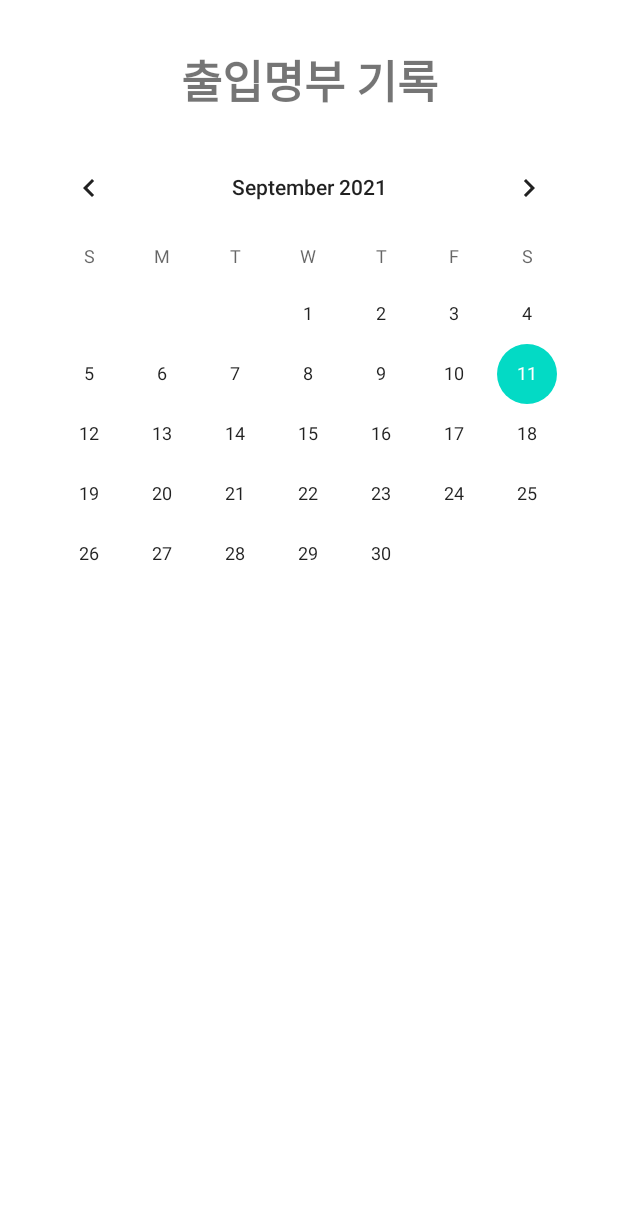
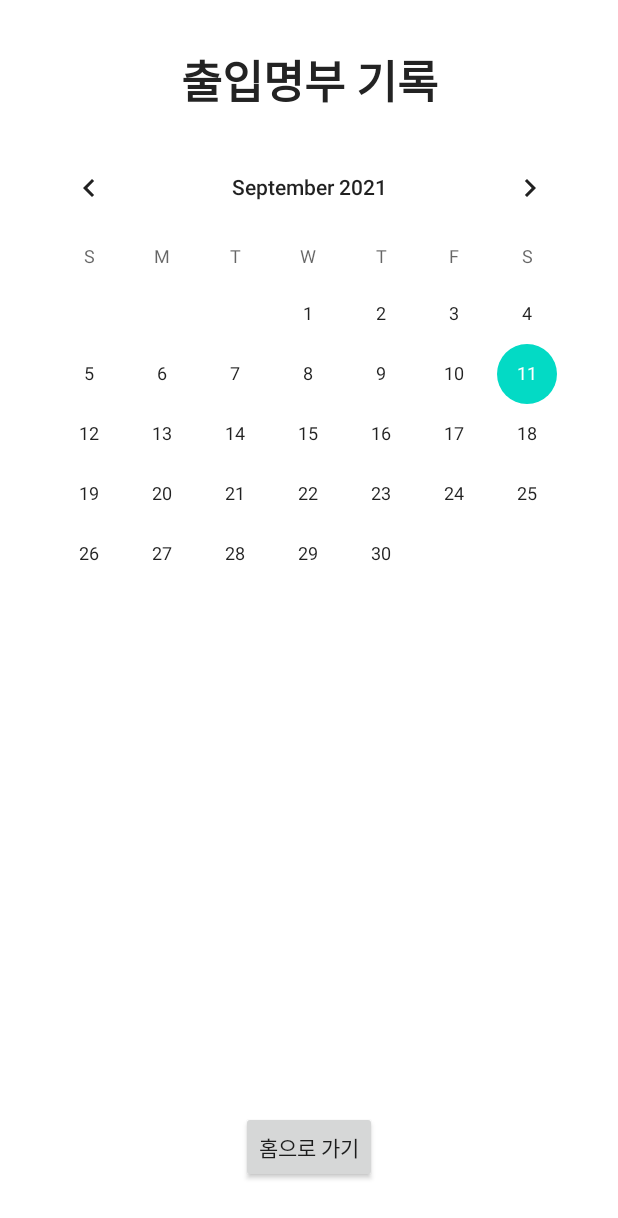
Before and after one commit to Huh21/project_with_a_jump, an Android app: the EntryActivity2 screen opened directly, with no data from a screen before it, on a phone screen of 412 x 824 dp. Shown: the top 1218 px of the screen. Run offline under Robolectric (Android 15) with nearby library versions, the phone set to English and light mode, and no system bars.

Commit message:
1차 전체 코드 병합 (+ 출입명부 코드 추가)

```diff
--- a/app/src/main/res/layout/activity_entry2.xml
+++ b/app/src/main/res/layout/activity_entry2.xml
@@ -1,10 +1,10 @@
 <?xml version="1.0" encoding="utf-8"?>
-<ScrollView xmlns:android="http://schemas.android.com/apk/res/android"
+<LinearLayout xmlns:android="http://schemas.android.com/apk/res/android"
     xmlns:tools="http://schemas.android.com/tools"
     android:layout_width="fill_parent"
     android:layout_height="fill_parent"
     android:orientation="vertical"
-    tools:context=".EntryActivity2">
+    tools:context=".MainActivity2">
 
     <LinearLayout
         android:id="@+id/activity_main"
@@ -18,16 +18,48 @@
             android:layout_width="match_parent"
             android:layout_height="wrap_content"
             android:layout_margin="15dp"
+            android:text="출입명부 기록"
+            android:textColor="#232323"
+            android:textSize="30sp"
             android:gravity="center"
-            android:text="출입명부 기록"
-            android:textSize="30sp"
             android:textStyle="bold" />
 
-        <CalendarView
-            android:id="@+id/calendarView"
+        <ScrollView
             android:layout_width="match_parent"
-            android:layout_height="wrap_content" />
+            android:layout_height="0dp"
+            android:layout_weight="1">
+
+            <LinearLayout
+                android:layout_width="wrap_content"
+                android:layout_height="wrap_content"
+                android:layout_gravity="center_horizontal"
+                android:orientation="vertical">
+
+                <CalendarView
+                    android:id="@+id/calendarView"
+                    android:layout_width="382dp"
+                    android:layout_height="320dp" />
+
+            </LinearLayout>
+
+        </ScrollView>
+
+        <LinearLayout
+            android:layout_width="wrap_content"
+            android:layout_height="wrap_content"
+            android:layout_gravity="center"
+            android:orientation="horizontal">
+
+            <Button
+                android:id="@+id/ButtonSubmit"
+                android:layout_width="wrap_content"
+                android:layout_height="wrap_content"
+                android:layout_gravity="center"
+                android:layout_margin="20dp"
+                android:text="홈으로 가기" />
+
+        </LinearLayout>
 
     </LinearLayout>
 
-</ScrollView>
+</LinearLayout>
```
Also changed, not shown: app/src/main/java/org/ict/project_with_a_jump/EntryActivity.java (+38 -12 lines), app/src/main/res/layout/activity_entry.xml (+13 -7 lines), app/src/main/res/layout/dialog.xml (added, +34 -0 lines), app/src/main/res/layout/toolbar.xml (added, +11 -0 lines).
